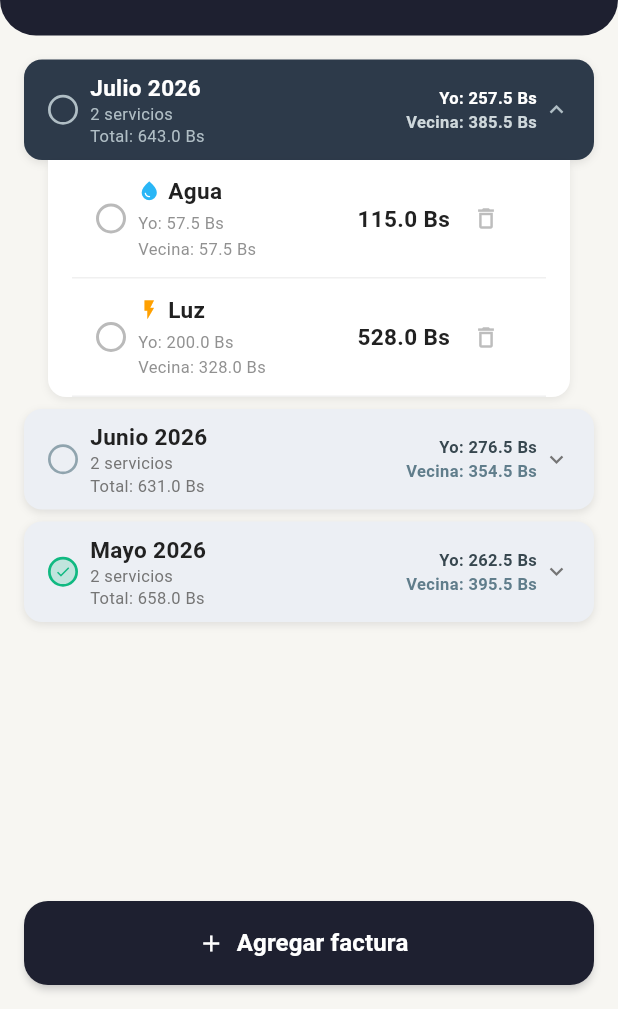
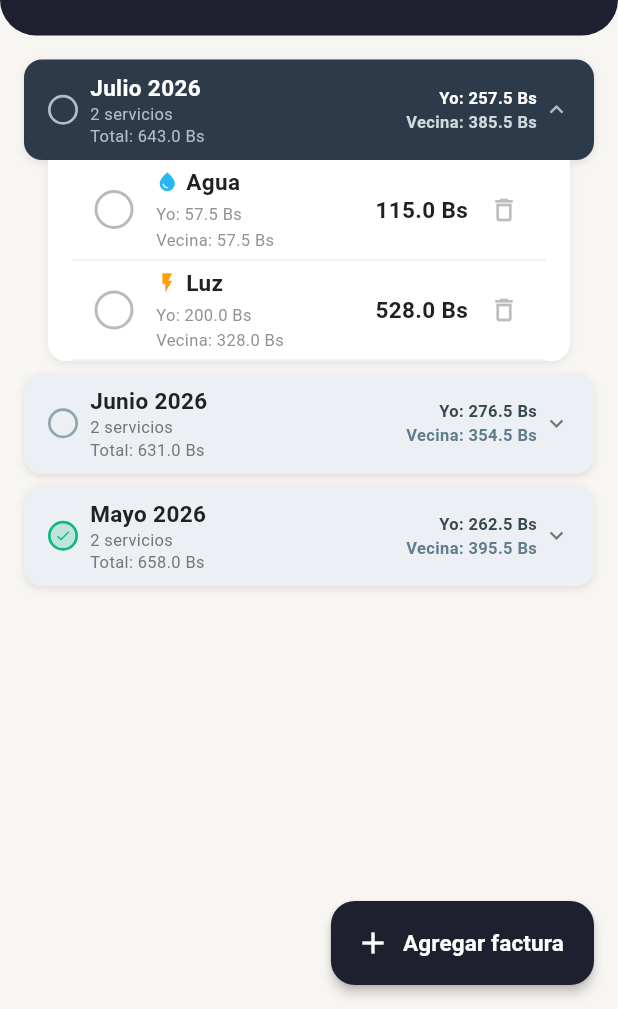
Before and after one commit to Alejandro-Gerard-Sejas-Jiemenez/service_basic, a Flutter app: the screen it shows after launch, on a phone screen of 412 x 824 dp, the part 227-1236 px from its top. Run offline on Flutter 3.47's test engine with Material 3 defaults, Android fonts, the phone set to English and light mode, and no system bars; our stand-ins replace shared_preferences.

Commit message:
fix: correcion de tamano y animacion del boton agreagar y selecionar

```diff
--- a/lib/ui/features/home/views/home_view.dart
+++ b/lib/ui/features/home/views/home_view.dart
@@ -6,7 +6,7 @@ import '../../../core/colors.dart';
 import '../../../core/sizes.dart';
 import '../../../core/strings.dart';
 import '../view_models/expense_view_model.dart';
-import 'widgets/add_bill_sheet.dart';
+import 'add_bill_screen.dart';
 
 class HomeView extends StatefulWidget {
   final ExpenseViewModel viewModel;
@@ -17,30 +17,14 @@ class HomeView extends StatefulWidget {
   State<HomeView> createState() => _HomeViewState();
 }
 
-class _HomeViewState extends State<HomeView> with SingleTickerProviderStateMixin {
+class _HomeViewState extends State<HomeView> {
   final Map<String, bool> _expandedGroups = {};
-
-  // Animación de entrada / pulso para el botón "Agregar factura"
-  late final AnimationController _btnController;
-  late final Animation<double> _btnScale;
-  late final Animation<double> _btnOpacity;
 
   @override
   void initState() {
     super.initState();
-
-    _btnController = AnimationController(
-      vsync: this,
-      duration: const Duration(milliseconds: 700),
-    );
-    _btnScale = CurvedAnimation(parent: _btnController, curve: Curves.elasticOut);
-    _btnOpacity = CurvedAnimation(parent: _btnController, curve: Curves.easeIn);
-    Future.delayed(const Duration(milliseconds: 250), () {
-      if (mounted) _btnController.forward();
-    });
-
     widget.viewModel.loadExpenses().then((_) {
-      if (widget.viewModel.groups.isNotEmpty) {
+      if (mounted && widget.viewModel.groups.isNotEmpty) {
         setState(() {
           _expandedGroups[widget.viewModel.groups.first.id] = true;
         });
@@ -50,41 +34,15 @@ class _HomeViewState extends State<HomeView> with SingleTickerProviderStateMixin
 
   @override
   void dispose() {
-    _btnController.dispose();
     super.dispose();
   }
 
-  Future<void> _showAddBill(BuildContext context) async {
-    // Capturar el navigator ANTES del gap async para evitar uso de context tras await
-    final navigator = Navigator.of(context);
-
-    // Pequeña animación de pulso antes de abrir el sheet
-    await _btnController.reverse(from: 0.9);
-    if (!mounted) return;
-    _btnController.forward();
-
-    // Navegar con animación slide suave hacia arriba
-    navigator.push(
-      PageRouteBuilder(
-        opaque: false,
-        barrierColor: Colors.black54,
-        barrierDismissible: true,
-        transitionDuration: const Duration(milliseconds: 420),
-        reverseTransitionDuration: const Duration(milliseconds: 320),
-        pageBuilder: (context, animation, _) {
-          return SlideTransition(
-            position: Tween<Offset>(
-              begin: const Offset(0, 1),
-              end: Offset.zero,
-            ).animate(CurvedAnimation(parent: animation, curve: Curves.easeOutCubic)),
-            child: FadeTransition(
-              opacity: animation,
-              child: Align(
-                alignment: Alignment.bottomCenter,
-                // Material es requerido para que InkWell dentro del sheet funcione
-                child: Material(
-                  color: Colors.transparent,
-                  child: AddBillSheet(
+  void _showAddBill(BuildContext context) {
+    // skill: Navigator.push con MaterialPageRoute para pantallas completas
+    Navigator.push(
+      context,
+      MaterialPageRoute(
+        builder: (_) => AddBillScreen(
           onSave: ({
             required monthId,
             required monthName,
@@ -94,24 +52,16 @@ class _HomeViewState extends State<HomeView> with SingleTickerProviderStateMixin
             required splits,
           }) {
             widget.viewModel.addBill(
-                        monthId: monthId,
-                        monthName: monthName,
-                        type: type,
+              monthId:     monthId,
+              monthName:   monthName,
+              type:        type,
               totalAmount: totalAmount,
               ownerAmount: ownerAmount,
-                        splits: splits,
+              splits:      splits,
             );
-                      setState(() {
-                        _expandedGroups[monthId] = true;
-                      });
+            setState(() => _expandedGroups[monthId] = true);
           },
         ),
-                ),
-              ),
-            ),
-          );
-        },
-
       ),
     );
   }
@@ -120,6 +70,18 @@ class _HomeViewState extends State<HomeView> with SingleTickerProviderStateMixin
   @override
   Widget build(BuildContext context) {
     return Scaffold(
+      // FAB: acción principal de crear (según flutter-ui skill)
+      floatingActionButton: FloatingActionButton.extended(
+        onPressed: () => _showAddBill(context),
+        backgroundColor: AppColors.headerBg,
+        foregroundColor: Colors.white,
+        elevation: 3,
+        icon: const Icon(Icons.add),
+        label: const Text(
+          AppStrings.addBillButton,
+          style: TextStyle(fontWeight: FontWeight.w600, fontSize: 15),
+        ),
+      ),
       body: ListenableBuilder(
         listenable: widget.viewModel,
         builder: (context, _) {
@@ -182,9 +144,12 @@ class _HomeViewState extends State<HomeView> with SingleTickerProviderStateMixin
                     : widget.viewModel.groups.isEmpty
                         ? const Center(child: Text(AppStrings.noBillsFound))
                         : ListView.builder(
-                            padding: const EdgeInsets.symmetric(
-                              horizontal: AppSpacing.md,
-                              vertical: AppSpacing.md,
+                            // Padding inferior para que el FAB no tape el último ítem
+                            padding: const EdgeInsets.only(
+                              left:   AppSpacing.md,
+                              right:  AppSpacing.md,
+                              top:    AppSpacing.md,
+                              bottom: 88, // altura FAB (56) + margen (32)
                             ),
                             itemCount: widget.viewModel.groups.length,
                             itemBuilder: (context, index) {
@@ -195,40 +160,6 @@ class _HomeViewState extends State<HomeView> with SingleTickerProviderStateMixin
                           ),
               ),
 
-              // Bottom Button Bar – animado
-              Padding(
-                padding: const EdgeInsets.all(AppSpacing.md),
-                child: ScaleTransition(
-                  scale: _btnScale,
-                  child: FadeTransition(
-                    opacity: _btnOpacity,
-                    child: SizedBox(
-                      width: double.infinity,
-                      height: 56,
-                      child: ElevatedButton.icon(
-                        onPressed: () => _showAddBill(context),
-                        icon: const Icon(Icons.add, color: Colors.white),
-                        label: const Text(
-                          AppStrings.addBillButton,
-                          style: TextStyle(
-                            fontSize: 16,
-                            fontWeight: FontWeight.bold,
-                          ),
-                        ),
-                        style: ElevatedButton.styleFrom(
-                          backgroundColor: AppColors.headerBg,
-                          foregroundColor: Colors.white,
-                          elevation: 2,
-                          shadowColor: AppColors.headerBg.withOpacity(0.4),
-                          shape: RoundedRectangleBorder(
-                            borderRadius: BorderRadius.circular(AppRadius.md),
-                          ),
-                        ),
-                      ),
-                    ),
-                  ),
-                ),
-              ),
             ],
           );
         },
@@ -458,7 +389,7 @@ class _HomeViewState extends State<HomeView> with SingleTickerProviderStateMixin
     final detailText = 'Yo: ${bill.ownerAmount.toStringAsFixed(1)} Bs\n$splitsDetail';
 
     return Container(
-      padding: const EdgeInsets.symmetric(horizontal: AppSpacing.md, vertical: 10),
+      padding: const EdgeInsets.symmetric(horizontal: AppSpacing.xs, vertical: AppSpacing.xs),
       decoration: const BoxDecoration(
         // Divisor coincide con el borde de la card (sin indent)
         border: Border(bottom: BorderSide(color: Color(0xFFF0F0F0), width: 1)),
@@ -466,12 +397,18 @@ class _HomeViewState extends State<HomeView> with SingleTickerProviderStateMixin
       child: Row(
         crossAxisAlignment: CrossAxisAlignment.center,
         children: [
-          // Toggle de pago
+          // Toggle de pago — skill: "Ensure 48×48 dp touch targets"
           GestureDetector(
             onTap: () => widget.viewModel.toggleBillPayment(groupId, bill.id),
-            child: _buildPaymentCircle(bill.isPaid, size: 20),
+            child: SizedBox(
+              width:  48,
+              height: 48,
+              child: Center(
+                child: _buildPaymentCircle(bill.isPaid, size: 26),
               ),
-          const SizedBox(width: AppSpacing.sm),
+            ),
+          ),
+          const SizedBox(width: AppSpacing.xs),
 
           // Nombre del servicio con ícono al mismo nivel + detalle abajo
           Expanded(
@@ -536,12 +473,12 @@ class _HomeViewState extends State<HomeView> with SingleTickerProviderStateMixin
                   ),
                 ),
 
-          // Botón eliminar compacto
+          // Botón eliminar — skill: "Ensure 48×48 dp touch targets"
           IconButton(
-            icon: Icon(Icons.delete_outline, size: 18, color: Colors.grey.shade400),
+            key: const Key('delete_bill_btn'),
+            icon: Icon(Icons.delete_outline, size: 20, color: Colors.grey.shade400),
             onPressed: () => _showDeleteConfirmation(groupId, bill.id),
-            padding: EdgeInsets.zero,
-            constraints: const BoxConstraints(minWidth: 32, minHeight: 32),
+            constraints: const BoxConstraints(minWidth: 48, minHeight: 48),
           ),
         ],
       ),
```
Also changed, not shown: lib/ui/features/home/views/add_bill_screen.dart (added, +504 -0 lines). Lines whose indentation alone changed are shown as unchanged.
